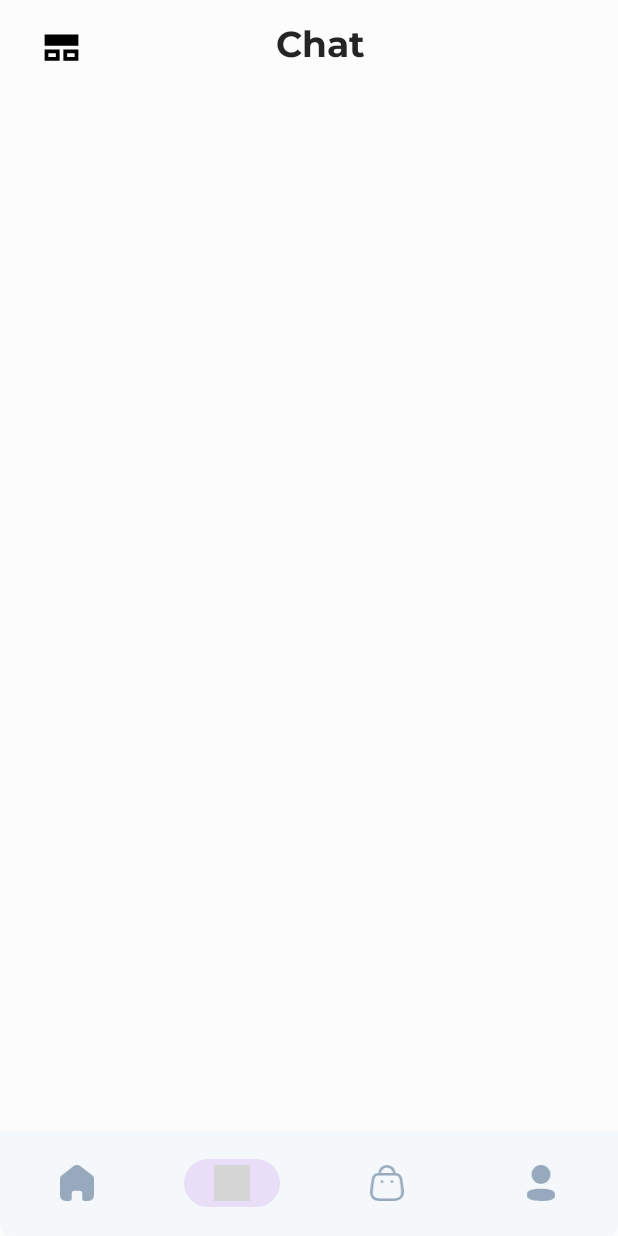
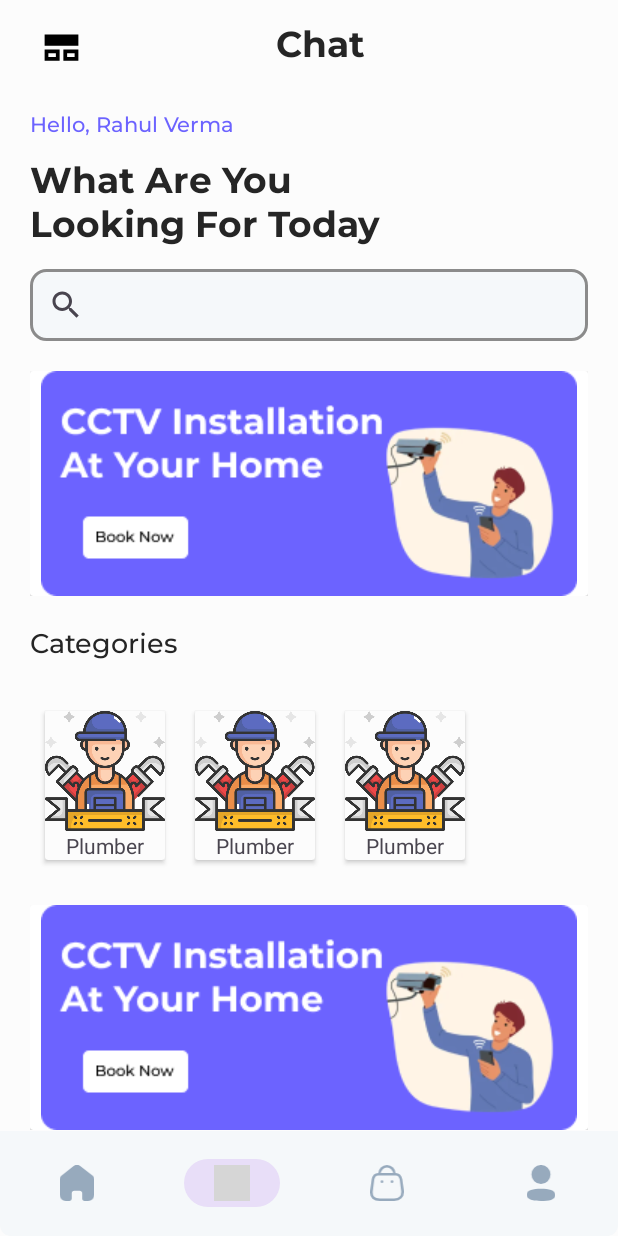
Before and after one commit to rahulverma41328/ZApp-Store, an Android app: the MainActivity screen opened directly, with no data from a screen before it, item 2 of the bottom bar chosen, on a phone screen of 412 x 824 dp. Run offline under Robolectric (Android 15) with nearby library versions, the phone set to English and light mode, and no system bars; our stand-ins replace navigation-ui; grey boxes are pictures that could not be loaded.

Commit message:
rahul verma

```diff
--- /dev/null
+++ b/app/src/main/java/com/example/zappstore/model/AdvertisementOneModel.kt
@@ -0,0 +1,16 @@
+package com.example.zappstore.model
+
+import com.example.zappstore.R
+
+data class AdvertisementOneModel(
+    val imgUrl: Int
+)
+
+fun getOneListItem() : List<AdvertisementOneModel>{
+    return listOf(
+        AdvertisementOneModel(R.drawable.adverstisement_one),
+        AdvertisementOneModel(R.drawable.adverstisement_one),
+        AdvertisementOneModel(R.drawable.adverstisement_one),
+        AdvertisementOneModel(R.drawable.adverstisement_one),
+    )
+}
--- /dev/null
+++ b/app/src/main/java/com/example/zappstore/model/AdvertisementTwoModel.kt
@@ -0,0 +1,16 @@
+package com.example.zappstore.model
+
+import com.example.zappstore.R
+
+data class AdvertisementTwoModel(
+    val imgUrl: Int
+)
+
+fun getTwoListItem() : List<AdvertisementTwoModel>{
+    return listOf(
+        AdvertisementTwoModel(R.drawable.advertisement_two),
+        AdvertisementTwoModel(R.drawable.advertisement_two),
+        AdvertisementTwoModel(R.drawable.advertisement_two),
+        AdvertisementTwoModel(R.drawable.advertisement_two),
+    )
+}
--- /dev/null
+++ b/app/src/main/java/com/example/zappstore/model/HomeCategoriesModel.kt
@@ -0,0 +1,16 @@
+package com.example.zappstore.model
+
+import com.example.zappstore.R
+
+data class HomeCategoriesModel(
+    val imgUrl: Int,
+    val title: String
+)
+
+fun getCategoriesListItem(): List<HomeCategoriesModel>{
+    return listOf(
+        HomeCategoriesModel(R.drawable.plumber_icon,"Plumber"),
+        HomeCategoriesModel(R.drawable.plumber_icon,"Plumber"),
+        HomeCategoriesModel(R.drawable.plumber_icon,"Plumber"),
+    )
+}
--- a/app/src/main/java/com/example/zappstore/ui/dashboard/fragment/HomeFragment.kt
+++ /dev/null
@@ -1,7 +0,0 @@
-package com.example.zappstore.ui.dashboard.fragment
-
-import androidx.fragment.app.Fragment
-import com.example.zappstore.R
-
-class HomeFragment : Fragment(R.layout.fragment_home) {
-}
--- /dev/null
+++ b/app/src/main/java/com/example/zappstore/ui/dashboard/fragment/home/HomeFragment.kt
@@ -0,0 +1,56 @@
+package com.example.zappstore.ui.dashboard.fragment.home
+
+import android.os.Bundle
+import android.view.LayoutInflater
+import android.view.View
+import android.view.ViewGroup
+import androidx.fragment.app.Fragment
+import androidx.recyclerview.widget.LinearLayoutManager
+import com.example.zappstore.R
+import com.example.zappstore.databinding.FragmentHomeBinding
+import com.example.zappstore.model.getCategoriesListItem
+import com.example.zappstore.model.getOneListItem
+import com.example.zappstore.model.getTwoListItem
+import com.example.zappstore.ui.dashboard.fragment.home.adapter.AdvertisementOneAdapter
+import com.example.zappstore.ui.dashboard.fragment.home.adapter.AdvertisementTwoAdapter
+import com.example.zappstore.ui.dashboard.fragment.home.adapter.CategoriesAdapter
+
+class HomeFragment : Fragment(R.layout.fragment_home) {
+
+    private lateinit var binding: FragmentHomeBinding
+
+    override fun onCreateView(
+        inflater: LayoutInflater,
+        container: ViewGroup?,
+        savedInstanceState: Bundle?
+    ): View? {
+        binding = FragmentHomeBinding.inflate(layoutInflater,container,false)
+        return binding.root
+    }
+
+    override fun onViewCreated(view: View, savedInstanceState: Bundle?) {
+        super.onViewCreated(view, savedInstanceState)
+
+        setupAdvertisementOne()
+        setupAdvertisementTwo()
+        setupCategories()
+    }
+
+    private fun setupCategories() {
+        val adapter = CategoriesAdapter(requireContext(), getCategoriesListItem())
+        binding.categories.layoutManager = LinearLayoutManager(requireContext(),LinearLayoutManager.HORIZONTAL,false)
+        binding.categories.adapter = adapter
+    }
+
+    private fun setupAdvertisementTwo() {
+        val adapter = AdvertisementTwoAdapter(requireContext(), getTwoListItem())
+        binding.advertisementTwo.layoutManager = LinearLayoutManager(requireContext(),LinearLayoutManager.HORIZONTAL,false)
+        binding.advertisementTwo.adapter = adapter
+    }
+
+    private fun setupAdvertisementOne() {
+        val adapter = AdvertisementOneAdapter(requireContext(), getOneListItem())
+        binding.advertisementOne.layoutManager = LinearLayoutManager(requireContext(),LinearLayoutManager.HORIZONTAL,false)
+        binding.advertisementOne.adapter = adapter
+    }
+}
--- /dev/null
+++ b/app/src/main/java/com/example/zappstore/ui/dashboard/fragment/home/adapter/AdvertisementOneAdapter.kt
@@ -0,0 +1,29 @@
+package com.example.zappstore.ui.dashboard.fragment.home.adapter
+
+import android.content.Context
+import android.view.LayoutInflater
+import android.view.ViewGroup
+import androidx.recyclerview.widget.RecyclerView
+import com.example.zappstore.databinding.AdvertisementOneCardBinding
+import com.example.zappstore.model.AdvertisementOneModel
+
+class AdvertisementOneAdapter(
+    var context: Context,
+    private val list: List<AdvertisementOneModel>
+) : RecyclerView.Adapter<AdvertisementOneAdapter.AdvertisementViewHolder>() {
+
+    inner class AdvertisementViewHolder(private val binding: AdvertisementOneCardBinding) : RecyclerView.ViewHolder(binding.root)
+
+    override fun onCreateViewHolder(parent: ViewGroup, viewType: Int): AdvertisementViewHolder {
+        val binding = AdvertisementOneCardBinding.inflate(LayoutInflater.from(parent.context), parent, false)
+        return AdvertisementViewHolder(binding)
+    }
+
+    override fun getItemCount(): Int {
+        return list.size
+    }
+
+    override fun onBindViewHolder(holder: AdvertisementViewHolder, position: Int) {
+
+    }
+}
--- /dev/null
+++ b/app/src/main/java/com/example/zappstore/ui/dashboard/fragment/home/adapter/AdvertisementTwoAdapter.kt
@@ -0,0 +1,30 @@
+package com.example.zappstore.ui.dashboard.fragment.home.adapter
+
+import android.content.Context
+import android.view.LayoutInflater
+import android.view.ViewGroup
+import androidx.recyclerview.widget.RecyclerView
+import com.example.zappstore.databinding.AdvertisementTwoCardBinding
+import com.example.zappstore.model.AdvertisementOneModel
+import com.example.zappstore.model.AdvertisementTwoModel
+
+class AdvertisementTwoAdapter(
+    private var context: Context,
+    private val list: List<AdvertisementTwoModel>
+) : RecyclerView.Adapter<AdvertisementTwoAdapter.AdvertisementViewHolder>() {
+
+    inner class AdvertisementViewHolder(private val binding: AdvertisementTwoCardBinding) : RecyclerView.ViewHolder(binding.root)
+
+    override fun onCreateViewHolder(parent: ViewGroup, viewType: Int): AdvertisementViewHolder {
+        val binding = AdvertisementTwoCardBinding.inflate(LayoutInflater.from(context), parent, false)
+        return AdvertisementViewHolder(binding)
+    }
+
+    override fun getItemCount(): Int {
+        return list.size
+    }
+
+    override fun onBindViewHolder(holder: AdvertisementViewHolder, position: Int) {
+
+    }
+}
--- /dev/null
+++ b/app/src/main/java/com/example/zappstore/ui/dashboard/fragment/home/adapter/CategoriesAdapter.kt
@@ -0,0 +1,30 @@
+package com.example.zappstore.ui.dashboard.fragment.home.adapter
+
+import android.content.Context
+import android.view.LayoutInflater
+import android.view.ViewGroup
+import androidx.recyclerview.widget.RecyclerView
+import com.example.zappstore.databinding.HomeCategoriesCardBinding
+import com.example.zappstore.model.HomeCategoriesModel
+
+class CategoriesAdapter(
+    private val context: Context,
+    private val list: List<HomeCategoriesModel>
+): RecyclerView.Adapter<CategoriesAdapter.CategoriesItemViewHolder>() {
+
+    inner class CategoriesItemViewHolder( val binding: HomeCategoriesCardBinding): RecyclerView.ViewHolder(binding.root)
+
+    override fun onCreateViewHolder(parent: ViewGroup, viewType: Int): CategoriesItemViewHolder {
+        val binding = HomeCategoriesCardBinding.inflate(LayoutInflater.from(context),parent,false)
+        return CategoriesItemViewHolder(binding)
+    }
+
+    override fun getItemCount(): Int {
+       return list.size
+    }
+
+    override fun onBindViewHolder(holder: CategoriesItemViewHolder, position: Int) {
+       holder.binding.categoryImage.setBackgroundResource(list[position].imgUrl)
+        holder.binding.categoryName.text = list[position].title
+    }
+}
--- /dev/null
+++ b/app/src/main/res/drawable/search_box_bg.xml
@@ -0,0 +1,7 @@
+<?xml version="1.0" encoding="utf-8"?>
+<shape xmlns:android="http://schemas.android.com/apk/res/android">
+
+    <solid android:color="#F5F8FA"/>
+    <stroke android:width="2dp" android:color="#8B8B8B"/>
+    <corners android:radius="@dimen/buttonCorners"/>
+</shape>
--- a/app/src/main/res/layout/activity_main.xml
+++ b/app/src/main/res/layout/activity_main.xml
@@ -11,6 +11,7 @@
 
 
     <androidx.appcompat.widget.Toolbar
+        android:id="@+id/toolbar"
         android:layout_width="match_parent"
         android:layout_height="wrap_content"
         android:fontFamily="@font/montserrat_bold">
@@ -44,8 +45,10 @@
     <fragment
         android:id="@+id/dashboardHostFragment"
         android:layout_width="match_parent"
-        android:layout_height="0dp"
+        android:layout_height="match_parent"
+        android:layout_below="@+id/toolbar"
         app:navGraph="@navigation/dashboard_graph"
+        android:layout_above="@+id/bottomNavigation"
         android:name="androidx.navigation.fragment.NavHostFragment"
         app:defaultNavHost="true"
         />
--- /dev/null
+++ b/app/src/main/res/layout/advertisement_one_card.xml
@@ -0,0 +1,12 @@
+<?xml version="1.0" encoding="utf-8"?>
+<androidx.cardview.widget.CardView
+    xmlns:android="http://schemas.android.com/apk/res/android"
+    android:layout_width="match_parent"
+    android:layout_height="wrap_content">
+
+    <ImageView
+        android:layout_width="match_parent"
+        android:layout_height="wrap_content"
+        android:scaleType="center"
+        android:src="@drawable/adverstisement_one"/>
+</androidx.cardview.widget.CardView>
--- /dev/null
+++ b/app/src/main/res/layout/advertisement_two_card.xml
@@ -0,0 +1,12 @@
+<?xml version="1.0" encoding="utf-8"?>
+<androidx.cardview.widget.CardView
+    xmlns:android="http://schemas.android.com/apk/res/android"
+    android:layout_width="match_parent"
+    android:layout_height="wrap_content">
+
+    <ImageView
+        android:layout_width="match_parent"
+        android:layout_height="wrap_content"
+        android:scaleType="center"
+        android:src="@drawable/adverstisement_one"/>
+</androidx.cardview.widget.CardView>
--- a/app/src/main/res/layout/fragment_home.xml
+++ b/app/src/main/res/layout/fragment_home.xml
@@ -1,9 +1,84 @@
 <?xml version="1.0" encoding="utf-8"?>
-<RelativeLayout
+<ScrollView
     xmlns:android="http://schemas.android.com/apk/res/android"
     android:layout_width="match_parent"
     android:background="@color/app_bg_white"
+    android:layout_marginStart="20dp"
+    android:layout_marginEnd="20dp"
+    android:layout_marginTop="10dp"
     android:layout_height="match_parent">
 
+    <RelativeLayout
+        android:layout_width="match_parent"
+        android:layout_height="wrap_content">
 
-</RelativeLayout>
+        <TextView
+            android:id="@+id/tvUsername"
+            android:layout_width="wrap_content"
+            android:layout_height="wrap_content"
+            android:text="Hello, Rahul Verma"
+            android:fontFamily="@font/montserrat_medium"
+            android:textColor="@color/purple"
+            android:textSize="14sp"/>
+
+
+        <TextView
+            android:id="@+id/tvTag1"
+            android:layout_width="wrap_content"
+            android:layout_height="wrap_content"
+            android:layout_below="@+id/tvUsername"
+            android:layout_marginTop="10dp"
+            android:textSize="24sp"
+            android:textColor="@color/text_main"
+            android:fontFamily="@font/montserrat_bold"
+            android:text="What Are You\nLooking For Today"/>
+
+        <SearchView
+            android:id="@+id/searchBox"
+            android:layout_width="match_parent"
+            android:layout_height="wrap_content"
+            android:layout_below="@+id/tvTag1"
+            android:layout_marginTop="10dp"
+            android:background="@drawable/search_box_bg"/>
+
+
+        <androidx.recyclerview.widget.RecyclerView
+            android:id="@+id/advertisementOne"
+            android:layout_below="@+id/searchBox"
+            android:layout_width="match_parent"
+            android:layout_marginTop="20dp"
+            android:layout_height="wrap_content"/>
+
+        <TextView
+            android:id="@+id/tvTag2"
+            android:layout_width="wrap_content"
+            android:layout_height="wrap_content"
+            android:text="Categories"
+            android:fontFamily="@font/montserrat_medium"
+            android:textSize="18sp"
+            android:layout_below="@+id/advertisementOne"
+            android:layout_marginTop="20dp"
+            android:textColor="@color/text_main"/>
+
+        <androidx.recyclerview.widget.RecyclerView
+            android:id="@+id/categories"
+            android:layout_width="match_parent"
+            android:layout_height="wrap_content"
+            android:layout_below="@+id/tvTag2"
+            android:layout_marginTop="20dp"/>
+
+
+
+        <androidx.recyclerview.widget.RecyclerView
+            android:id="@+id/advertisementTwo"
+            android:layout_below="@+id/categories"
+            android:layout_width="match_parent"
+            android:layout_marginTop="20dp"
+            android:layout_height="wrap_content"/>
+
+
+
+    </RelativeLayout>
+
+
+</ScrollView>
--- /dev/null
+++ b/app/src/main/res/layout/home_categories_card.xml
@@ -0,0 +1,29 @@
+<?xml version="1.0" encoding="utf-8"?>
+<androidx.cardview.widget.CardView xmlns:android="http://schemas.android.com/apk/res/android"
+    android:layout_width="wrap_content"
+    xmlns:app="http://schemas.android.com/apk/res-auto"
+    android:layout_margin="10dp"
+    app:cardBackgroundColor="@color/app_bg_white"
+    app:circularflow_radiusInDP="10dp"
+    android:layout_height="wrap_content">
+
+    <RelativeLayout
+        android:layout_width="wrap_content"
+        android:layout_height="wrap_content">
+
+        <ImageView
+            android:id="@+id/categoryImage"
+            android:src="@drawable/plumber_icon"
+            android:layout_width="80dp"
+            android:layout_height="80dp"/>
+
+        <TextView
+            android:id="@+id/categoryName"
+            android:layout_width="wrap_content"
+            android:layout_height="wrap_content"
+            android:layout_centerHorizontal="true"
+            android:layout_below="@+id/categoryImage"
+            android:text="plumber"/>
+    </RelativeLayout>
+
+</androidx.cardview.widget.CardView>
--- a/app/src/main/res/navigation/dashboard_graph.xml
+++ b/app/src/main/res/navigation/dashboard_graph.xml
@@ -10,7 +10,7 @@
         android:label="ChatFragment" />
     <fragment
         android:id="@+id/homeFragment"
-        android:name="com.example.zappstore.ui.dashboard.fragment.HomeFragment"
+        android:name="com.example.zappstore.ui.dashboard.fragment.home.HomeFragment"
         android:label="HomeFragment" />
     <fragment
         android:id="@+id/ordersFragment"
```
Also changed, not shown: app/src/main/res/drawable/adverstisement_one.png (added), app/src/main/res/drawable/advertisement_two.png (added), app/src/main/res/drawable/plumber_icon.png (added).
